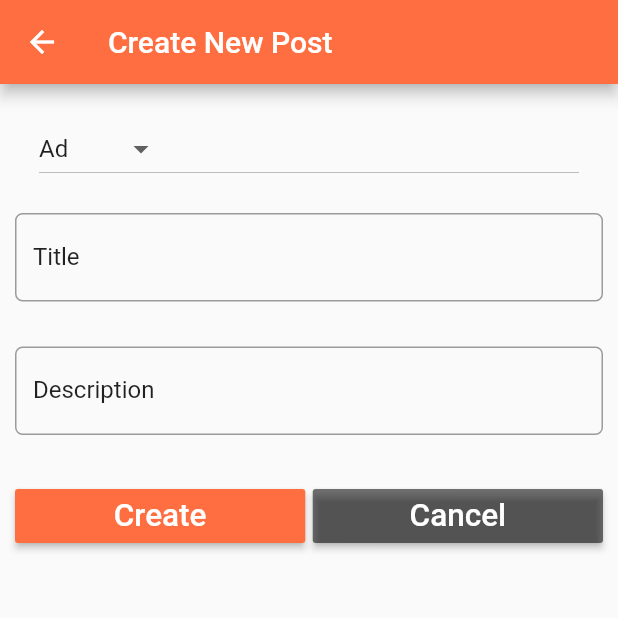
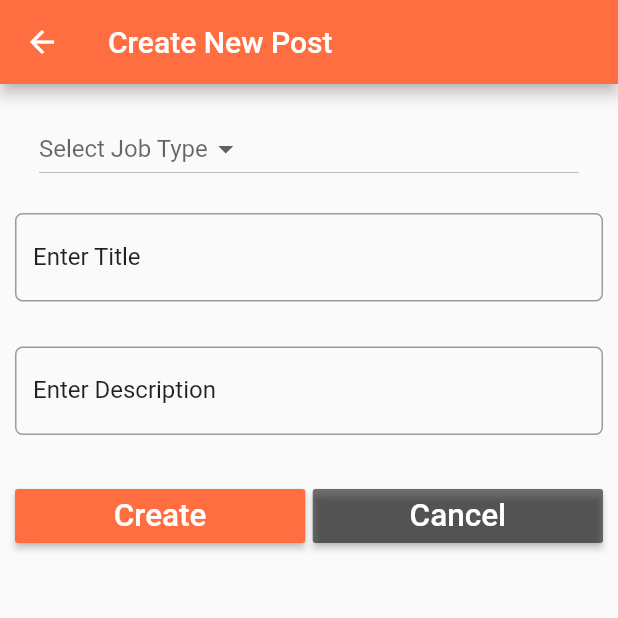
Before and after one commit to GarretBrowning/oddjob, a Flutter app: the CreatePost screen opened by its route, on a phone screen of 412 x 824 dp, the top half of it. Run offline on Flutter 3.47's test engine with Material 2 defaults, Android fonts, the phone set to English and light mode, and no system bars.

Commit message:
Update create_post.dart

```diff
--- a/lib/createPostPage/create_post.dart
+++ b/lib/createPostPage/create_post.dart
@@ -6,6 +6,7 @@ class CreatePost extends StatefulWidget {
     return CreatePostState();
   }
 }
+
 // ToDo: Create Every Data Parameter For Creating A Post:
 // Post Title
 // Post Type (Ad/OddJob)
@@ -19,6 +20,7 @@ class CreatePost extends StatefulWidget {
 class CreatePostState extends State<CreatePost> {
 
   //This will allow the user to either create an Ad, or An OddJob
+  String valueChoose;
   static var _priorities = ['Ad', 'OddJob'];
 
   TextEditingController titleController = TextEditingController();
@@ -41,20 +43,20 @@ class CreatePostState extends State<CreatePost> {
             // FIRST ELEMENT - Priorities dropdown menu
             ListTile(
               title: DropdownButton(
-                items: _priorities.map((String dropDownStringItem) {
-                  return DropdownMenuItem<String> (
-                    value: dropDownStringItem,
-                    child: Text(dropDownStringItem),
+              style: textStyle,
+              hint: Text("Select Job Type"),
+              value: valueChoose,
+              onChanged: (newValue) {
+                setState(() {
+                  valueChoose = newValue;
+                });  // possibly do something with this
+              },
+              items: _priorities.map((dropDownItem) {
+                return DropdownMenuItem(
+                  value: dropDownItem,
+                  child: Text(dropDownItem),
                   );
                 }).toList(),
-
-                  style: textStyle,
-
-                  value: 'Ad',
-
-                  onChanged: (valueSelectedByUser) {
-                    setState(() {});  // possibly do something with this
-                  }
               ),
             ),
 
@@ -68,7 +70,7 @@ class CreatePostState extends State<CreatePost> {
                   debugPrint('Something changed in Title Text Field');
                 },
                 decoration: InputDecoration(
-                  labelText: 'Title',
+                  labelText: 'Enter Title',
                   labelStyle: textStyle,
                   border: OutlineInputBorder(
                     borderRadius: BorderRadius.circular(5.0)
@@ -81,13 +83,13 @@ class CreatePostState extends State<CreatePost> {
             Padding(
               padding: EdgeInsets.only(top: 15.0, bottom: 15.0),
               child: TextField(
-                controller: titleController,
+                controller: descriptionController,
                 style: textStyle,
                 onChanged: (value) {
                   debugPrint('Something changed in Title Text Field');
                 },
                 decoration: InputDecoration(
-                    labelText: 'Description',
+                    labelText: 'Enter Description',
                     labelStyle: textStyle,
                     border: OutlineInputBorder(
                         borderRadius: BorderRadius.circular(5.0)
@@ -126,7 +128,7 @@ class CreatePostState extends State<CreatePost> {
                         textScaleFactor: 1.5,
                       ),
                       onPressed: () {
-                        // Implement later
+                        Navigator.pushNamed(context, '/home_page');
                       },
                     ),
                   ),
```
